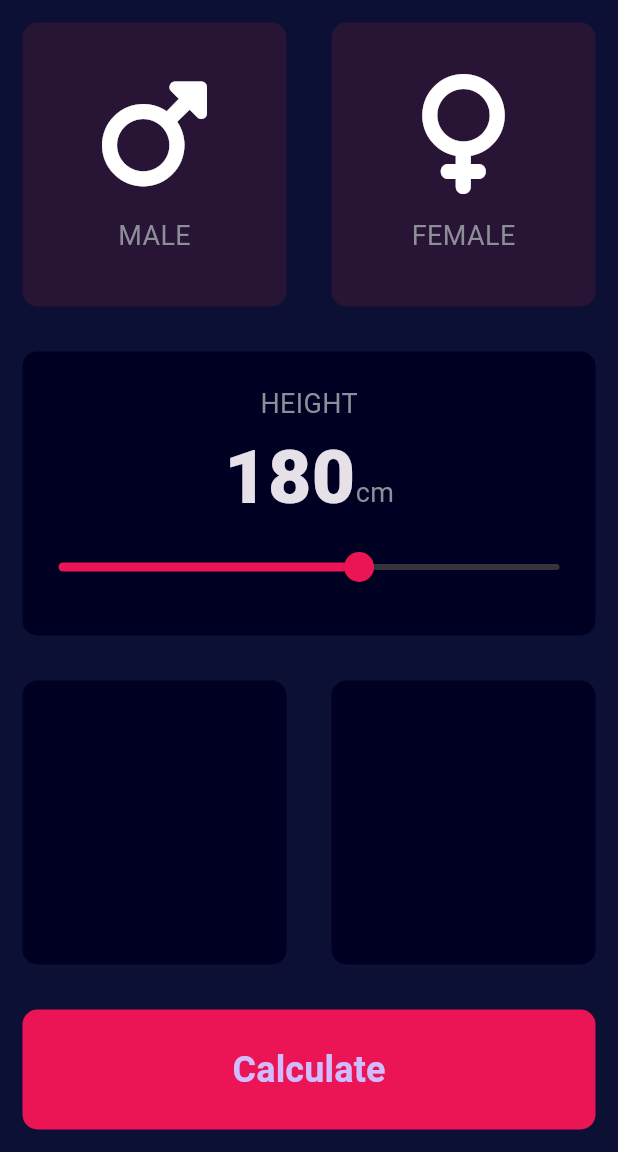
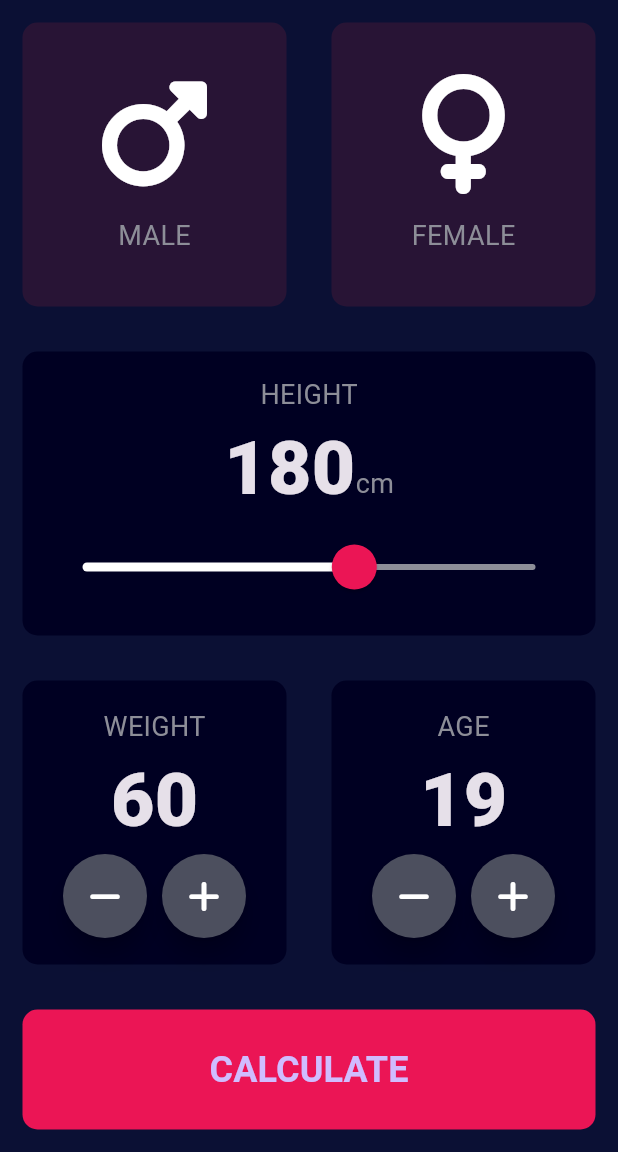
Before and after one commit to Kidus-github/BMI_Calculator_App, a Flutter app: the screen it shows after launch, on a phone screen of 412 x 824 dp, the part 84-1236 px from its top. Run offline on Flutter 3.47's test engine with Material 3 defaults, Android fonts, the phone set to English and light mode, and no system bars; our stand-ins replace font_awesome_flutter.

Commit message:
Completed BMI calculator mobile app

```diff
--- a/lib/Input_page.dart
+++ /dev/null
@@ -1,148 +0,0 @@
-import 'package:flutter/material.dart';
-import 'reusable_card.dart';
-import 'icon_content.dart';
-import 'package:font_awesome_flutter/font_awesome_flutter.dart';
-import 'constants.dart';
-
-enum Gender { male, female }
-
-class InputPage extends StatefulWidget {
-  @override
-  _InputPageState createState() => _InputPageState();
-}
-
-class _InputPageState extends State<InputPage> {
-  Color maleCardColour = kInactiveCardColor;
-  Color femaleCardColour = kInactiveCardColor;
-  Gender? selectedGender;
-  int height = 180;
-  void updateColor(Gender SelectedGender) {
-    if (SelectedGender == Gender.male) {
-      maleCardColour = kActiveCardColor;
-      femaleCardColour = kInactiveCardColor;
-    } else {
-      maleCardColour = kInactiveCardColor;
-      femaleCardColour = kActiveCardColor;
-    }
-  }
-
-  @override
-  Widget build(BuildContext context) {
-    return Scaffold(
-      appBar: AppBar(
-        backgroundColor: null,
-        centerTitle: true,
-        title: const Text('BMI CALCULATOR'),
-      ),
-      body: Column(
-        children: [
-          Expanded(
-            child: Row(
-              mainAxisAlignment: MainAxisAlignment.spaceBetween,
-              children: [
-                Expanded(
-                  child: ReusableCard(
-                    onPress: () {
-                      setState(() {
-                        selectedGender = Gender.male;
-                      });
-                    },
-                    colorCreated: selectedGender == Gender.male
-                        ? kActiveCardColor
-                        : kInactiveCardColor,
-                    cardChild: IconContent(
-                      iconType: FontAwesomeIcons.mars,
-                      iconText: 'MALE',
-                    ),
-                  ),
-                ),
-                Expanded(
-                    child: ReusableCard(
-                  onPress: () {
-                    setState(() {
-                      selectedGender = Gender.female;
-                    });
-                  },
-                  colorCreated: selectedGender == Gender.female
-                      ? kActiveCardColor
-                      : kInactiveCardColor,
-                  cardChild: const IconContent(
-                    iconType: FontAwesomeIcons.venus,
-                    iconText: 'FEMALE',
-                  ),
-                )),
-              ],
-            ),
-          ),
-          Expanded(
-              child: ReusableCard(
-            colorCreated: kActiveCardColor,
-            cardChild: Column(
-              mainAxisAlignment: MainAxisAlignment.center,
-              children: [
-                Text(
-                  'HEIGHT',
-                  style: kLableStyle,
-                ),
-                Row(
-                  mainAxisAlignment: MainAxisAlignment.center,
-                  crossAxisAlignment: CrossAxisAlignment.baseline,
-                  textBaseline: TextBaseline.alphabetic,
-                  children: [
-                    Text(
-                      height.toString(),
-                      style: kNumberTextStyle,
-                    ),
-                    Text('cm', style: kLableStyle),
-                  ],
-                ),
-                Slider(
-                    value: height.toDouble(),
-                    min: 120.0,
-                    max: 220.0,
-                    activeColor: kBottomContainerColor,
-                    onChanged: (double newValue) {
-                      setState(() {
-                        height = newValue
-                            .toInt(); //i could have also used round() method to change it to whole number
-                      });
-                    })
-              ],
-            ),
-          )),
-          Expanded(
-            child: Row(
-              mainAxisAlignment: MainAxisAlignment.spaceBetween,
-              children: [
-                Expanded(
-                  child: ReusableCard(
-                    colorCreated: kActiveCardColor,
-                  ),
-                ),
-                Expanded(
-                    child: ReusableCard(
-                  colorCreated: kActiveCardColor,
-                )),
-              ],
-            ),
-          ),
-          Container(
-            decoration: BoxDecoration(
-                color: kBottomContainerColor,
-                borderRadius: BorderRadius.circular(10.0)),
-            margin: EdgeInsets.all(15.0),
-            height: kBottomContainerHeight,
-            width: double.infinity,
-            child: TextButton(
-                onPressed: () {},
-                child: Container(
-                    child: const Text(
-                        style: TextStyle(
-                            fontWeight: FontWeight.bold, fontSize: 24),
-                        'Calculate'))),
-          ),
-        ],
-      ),
-    );
-  }
-}
--- /dev/null
+++ b/lib/calculator_brain.dart
@@ -0,0 +1,31 @@
+import 'dart:math';
+
+class CalculatorBrain {
+  CalculatorBrain({required this.height, required this.weight});
+  final int height;
+  final int weight;
+  double _bmi = 0;
+
+  String CalculateBMI() {
+    _bmi = weight / pow(height / 100, 2);
+    return _bmi.toStringAsFixed(1);
+  }
+
+  String GetResult() {
+    if (_bmi >= 25)
+      return 'Overweight';
+    else if (_bmi > 18.5)
+      return 'Normal';
+    else
+      return 'Underweight';
+  }
+
+  String GetInterpretation() {
+    if (_bmi >= 25)
+      return 'You have higher than normal body weight. Try to exercise more.';
+    else if (_bmi > 18.5)
+      return 'You have a normal body weight. Good Job! ';
+    else
+      return 'You ave lower than normal body weight. You can eat a bit more.';
+  }
+}
--- /dev/null
+++ b/lib/components/bottom_button.dart
@@ -0,0 +1,27 @@
+import 'package:flutter/material.dart';
+import '../constants.dart';
+
+class BottomButton extends StatelessWidget {
+  const BottomButton({required this.onTap, required this.buttonTitle});
+  final Function()? onTap;
+  final String buttonTitle;
+  @override
+  Widget build(BuildContext context) {
+    return Container(
+      decoration: BoxDecoration(
+          color: kBottomContainerColor,
+          borderRadius: BorderRadius.circular(10.0)),
+      margin: EdgeInsets.all(15.0),
+      height: kBottomContainerHeight,
+      width: double.infinity,
+      child: TextButton(
+        onPressed: onTap,
+        child: Container(
+          child: Text(
+              style: TextStyle(fontWeight: FontWeight.bold, fontSize: 24),
+              buttonTitle),
+        ),
+      ),
+    );
+  }
+}
--- a/lib/icon_content.dart
+++ b/lib/components/icon_content.dart
@@ -1,5 +1,5 @@
 import 'package:flutter/material.dart';
-import 'constants.dart';
+import '../constants.dart';
 
 class IconContent extends StatelessWidget {
   const IconContent({required this.iconText, required this.iconType});
--- a/lib/reusable_card.dart
+++ b/lib/components/reusable_card.dart
@@ -13,6 +13,7 @@ class ReusableCard extends StatelessWidget {
         decoration: BoxDecoration(
             borderRadius: BorderRadius.circular(10.0), color: colorCreated),
         margin: const EdgeInsets.all(15.0),
+        padding: const EdgeInsets.all(10),
         child: cardChild,
       ),
     );
--- /dev/null
+++ b/lib/components/round_icon_button.dart
@@ -0,0 +1,21 @@
+import 'package:flutter/material.dart';
+
+class RoundIconButton extends StatelessWidget {
+  RoundIconButton({required this.onPress, required this.iconData});
+  final Function() onPress;
+  final IconData iconData;
+  @override
+  Widget build(BuildContext context) {
+    return RawMaterialButton(
+      child: Icon(iconData),
+      onPressed: onPress,
+      constraints: BoxConstraints.tightFor(
+        width: 56.0,
+        height: 56.0,
+      ),
+      elevation: 6.0,
+      shape: CircleBorder(),
+      fillColor: Color(0xFF4C4F5E),
+    );
+  }
+}
--- a/lib/constants.dart
+++ b/lib/constants.dart
@@ -8,3 +8,8 @@ const kSizeOfIcon = 80.0;
 const kSizedBoxHeight = 15.0;
 const kLableStyle = TextStyle(fontSize: 18, color: Color(0xFF8D8E98));
 const kNumberTextStyle = TextStyle(fontSize: 50.0, fontWeight: FontWeight.w900);
+const kTitleTextStyle = TextStyle(fontWeight: FontWeight.bold, fontSize: 50);
+const kResultTextStyle = TextStyle(
+    color: Color(0xFF24D876), fontWeight: FontWeight.bold, fontSize: 22);
+const kBMITextStyle = TextStyle(fontSize: 100.0, fontWeight: FontWeight.w900);
+const kBodyTextStyle = TextStyle(fontSize: 22.0);
--- a/lib/main.dart
+++ b/lib/main.dart
@@ -1,5 +1,5 @@
 import 'package:flutter/material.dart';
-import 'package:bmi_calculator_app/Input_page.dart';
+import 'package:bmi_calculator_app/pages/Input_page.dart';
 
 void main() => runApp(BMICalculator());
 
--- /dev/null
+++ b/lib/pages/Input_page.dart
@@ -0,0 +1,239 @@
+import 'package:bmi_calculator_app/calculator_brain.dart';
+import 'package:flutter/material.dart';
+import '../components/reusable_card.dart';
+import '../components/icon_content.dart';
+import 'package:font_awesome_flutter/font_awesome_flutter.dart';
+import '../constants.dart';
+import '../components/round_icon_button.dart';
+import '../components/bottom_button.dart';
+import 'Result_page.dart';
+
+enum Gender { male, female }
+
+class InputPage extends StatefulWidget {
+  @override
+  _InputPageState createState() => _InputPageState();
+}
+
+class _InputPageState extends State<InputPage> {
+  Color maleCardColour = kInactiveCardColor;
+  Color femaleCardColour = kInactiveCardColor;
+  Gender? selectedGender;
+  int height = 180;
+  int weight = 60;
+  int age = 19;
+  void updateColor(Gender SelectedGender) {
+    if (SelectedGender == Gender.male) {
+      maleCardColour = kActiveCardColor;
+      femaleCardColour = kInactiveCardColor;
+    } else {
+      maleCardColour = kInactiveCardColor;
+      femaleCardColour = kActiveCardColor;
+    }
+  }
+
+  @override
+  Widget build(BuildContext context) {
+    return Scaffold(
+      appBar: AppBar(
+        backgroundColor: null,
+        centerTitle: true,
+        title: const Text('BMI CALCULATOR'),
+      ),
+      body: Column(
+        children: [
+          Expanded(
+            child: Row(
+              mainAxisAlignment: MainAxisAlignment.spaceBetween,
+              children: [
+                Expanded(
+                  child: ReusableCard(
+                    onPress: () {
+                      setState(() {
+                        selectedGender = Gender.male;
+                      });
+                    },
+                    colorCreated: selectedGender == Gender.male
+                        ? kActiveCardColor
+                        : kInactiveCardColor,
+                    cardChild: IconContent(
+                      iconType: FontAwesomeIcons.mars,
+                      iconText: 'MALE',
+                    ),
+                  ),
+                ),
+                Expanded(
+                    child: ReusableCard(
+                  onPress: () {
+                    setState(() {
+                      selectedGender = Gender.female;
+                    });
+                  },
+                  colorCreated: selectedGender == Gender.female
+                      ? kActiveCardColor
+                      : kInactiveCardColor,
+                  cardChild: const IconContent(
+                    iconType: FontAwesomeIcons.venus,
+                    iconText: 'FEMALE',
+                  ),
+                )),
+              ],
+            ),
+          ),
+          Expanded(
+              child: ReusableCard(
+            colorCreated: kActiveCardColor,
+            cardChild: Column(
+              mainAxisAlignment: MainAxisAlignment.center,
+              children: [
+                Text(
+                  'HEIGHT',
+                  style: kLableStyle,
+                ),
+                Row(
+                  mainAxisAlignment: MainAxisAlignment.center,
+                  crossAxisAlignment: CrossAxisAlignment.baseline,
+                  textBaseline: TextBaseline.alphabetic,
+                  children: [
+                    Text(
+                      height.toString(),
+                      style: kNumberTextStyle,
+                    ),
+                    Text('cm', style: kLableStyle),
+                  ],
+                ),
+                SliderTheme(
+                  data: SliderTheme.of(context).copyWith(
+                    activeTrackColor: Colors.white,
+                    thumbColor: Color(0xFFEB1555),
+                    overlayColor: Color(0x29EB1555),
+                    thumbShape: RoundSliderThumbShape(enabledThumbRadius: 15.0),
+                    overlayShape: RoundSliderOverlayShape(overlayRadius: 30.0),
+                    inactiveTrackColor: Color(0xFF8D8E98),
+                  ),
+                  child: Slider(
+                      value: height.toDouble(),
+                      min: 120.0,
+                      max: 220.0,
+                      onChanged: (double newValue) {
+                        setState(() {
+                          height = newValue
+                              .toInt(); //i could have also used round() method to change it to whole number
+                        });
+                      }),
+                )
+              ],
+            ),
+          )),
+          Expanded(
+            child: Row(
+              mainAxisAlignment: MainAxisAlignment.spaceBetween,
+              children: [
+                Expanded(
+                  child: ReusableCard(
+                    colorCreated: kActiveCardColor,
+                    cardChild: Column(
+                      mainAxisAlignment: MainAxisAlignment.center,
+                      crossAxisAlignment: CrossAxisAlignment.center,
+                      children: [
+                        Text(
+                          'WEIGHT',
+                          style: kLableStyle,
+                        ),
+                        Text(
+                          weight.toString(),
+                          style: kNumberTextStyle,
+                        ),
+                        Row(
+                          mainAxisAlignment: MainAxisAlignment.center,
+                          children: <Widget>[
+                            RoundIconButton(
+                              onPress: () {
+                                setState(() {
+                                  weight--;
+                                });
+                              },
+                              iconData: FontAwesomeIcons.minus,
+                            ),
+                            SizedBox(
+                              width: 10.0,
+                            ),
+                            RoundIconButton(
+                              onPress: () {
+                                setState(() {
+                                  weight++;
+                                });
+                              },
+                              iconData: FontAwesomeIcons.plus,
+                            ),
+                          ],
+                        ),
+                      ],
+                    ),
+                  ),
+                ),
+                Expanded(
+                    child: ReusableCard(
+                  colorCreated: kActiveCardColor,
+                  cardChild: Column(
+                    mainAxisAlignment: MainAxisAlignment.center,
+                    crossAxisAlignment: CrossAxisAlignment.center,
+                    children: [
+                      Text(
+                        'AGE',
+                        style: kLableStyle,
+                      ),
+                      Text(
+                        age.toString(),
+                        style: kNumberTextStyle,
+                      ),
+                      Row(
+                        mainAxisAlignment: MainAxisAlignment.center,
+                        children: [
+                          RoundIconButton(
+                              onPress: () {
+                                setState(() {
+                                  age--;
+                                });
+                              },
+                              iconData: FontAwesomeIcons.minus),
+                          SizedBox(
+                            width: 10.0,
+                          ),
+                          RoundIconButton(
+                              onPress: () {
+                                setState(() {
+                                  age++;
+                                });
+                              },
+                              iconData: FontAwesomeIcons.plus)
+                        ],
+                      ),
+                    ],
+                  ),
+                )),
+              ],
+            ),
+          ),
+          BottomButton(
+            buttonTitle: 'CALCULATE',
+            onTap: () {
+              CalculatorBrain Calculate =
+                  new CalculatorBrain(height: height, weight: weight);
+              Navigator.push(
+                context,
+                MaterialPageRoute(
+                  builder: (context) => ResultPage(
+                    calculatedValue: Calculate.CalculateBMI(),
+                    result: Calculate.GetResult(),
+                    interpretation: Calculate.GetInterpretation(),
+                  ),
+                ),
+              );
+            },
+          ),
+        ],
+      ),
+    );
+  }
+}
```
Also changed, not shown: lib/pages/Result_page.dart (added, +67 -0 lines).
